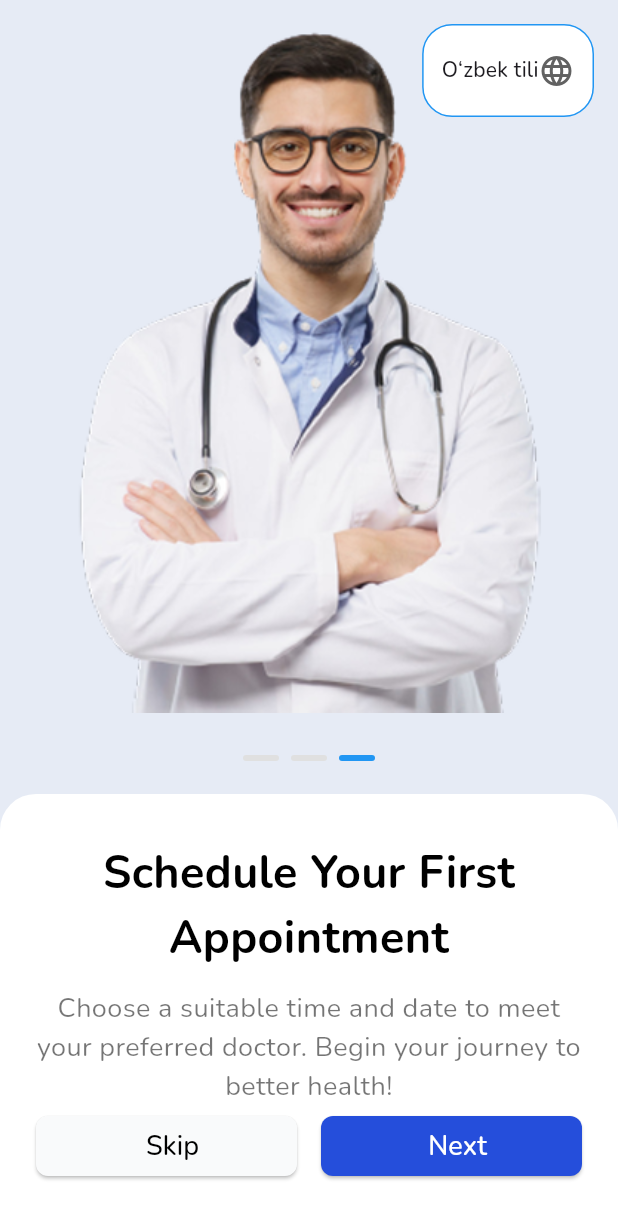
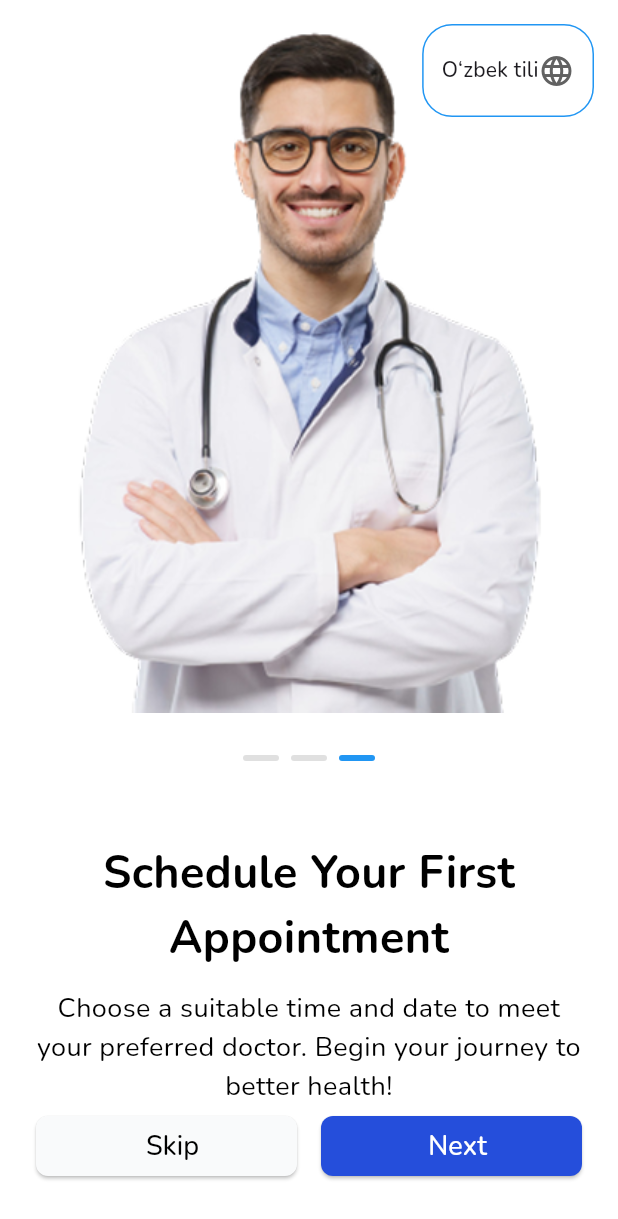
Before and after one commit to Mamasoliyev/tabib_line, a Flutter app: the screen it shows after launch, after a tap on "Skip", on a phone screen of 412 x 824 dp. Shown: the top 1219 px of the screen. Run offline on Flutter 3.47's test engine with Material 3 defaults, Android fonts, the phone set to English and light mode, and no system bars; our stand-ins replace cloud_firestore, curved_navigation_bar, easy_localization, firebase_auth, firebase_core, flutter_svg and 3 more; accounts and stored records are empty.

Commit message:
Theme fixed

```diff
--- a/lib/main.dart
+++ b/lib/main.dart
@@ -63,9 +63,43 @@ class MainApp extends StatelessWidget {
       theme: ThemeData(
         brightness: Brightness.light,
         fontFamily: 'Nunito',
+        scaffoldBackgroundColor: Colors.white,
         primarySwatch: Colors.blue,
+        appBarTheme: const AppBarTheme(
+          backgroundColor: Colors.white,
+          foregroundColor: Colors.black,
+          titleTextStyle: TextStyle(
+            color: Colors.black,
+            fontSize: 20,
+            fontWeight: FontWeight.bold,
+          ),
+        ),
+        textTheme: const TextTheme(
+          bodyMedium: TextStyle(color: Colors.black),
+          bodyLarge: TextStyle(color: Colors.black),
+          headlineMedium: TextStyle(color: Colors.black),
+        ),
       ),
-      darkTheme: ThemeData(brightness: Brightness.dark, fontFamily: 'Nunito'),
+      darkTheme: ThemeData(
+        brightness: Brightness.dark,
+        fontFamily: 'Nunito',
+        scaffoldBackgroundColor: const Color(0xFF020E22),
+        appBarTheme: const AppBarTheme(
+          backgroundColor: Color(0xFF020E22),
+          foregroundColor: Colors.white,
+          titleTextStyle: TextStyle(
+            color: Colors.white,
+            fontSize: 20,
+            fontWeight: FontWeight.bold,
+          ),
+        ),
+        textTheme: const TextTheme(
+          bodyMedium: TextStyle(color: Colors.white),
+          bodyLarge: TextStyle(color: Colors.white),
+          headlineMedium: TextStyle(color: Colors.white),
+        ),
+        colorScheme: const ColorScheme.dark().copyWith(primary: Colors.blue),
+      ),
       themeMode: themeProvider.themeMode,
       onGenerateRoute: (settings) {
         switch (settings.name) {
--- a/lib/view/screens/home_screen.dart
+++ b/lib/view/screens/home_screen.dart
@@ -35,7 +35,7 @@ class _HomeScreenState extends State<HomeScreen> {
   @override
   Widget build(BuildContext context) {
     return Scaffold(
-      backgroundColor: Colors.white,
+      // backgroundColor: Colors.white,
       body: SafeArea(
         child: Padding(
           padding: const EdgeInsets.all(16.0),
--- a/lib/view/screens/onboarding_screen.dart
+++ b/lib/view/screens/onboarding_screen.dart
@@ -35,7 +35,7 @@ class _OnboardingScreenState extends State<OnboardingScreen> {
   @override
   Widget build(BuildContext context) {
     return Scaffold(
-      backgroundColor: const Color(0xFFE6EBF5),
+      // backgroundColor: const Color(0xFFE6EBF5),
       body: SafeArea(
         child: Stack(
           children: [
@@ -96,7 +96,7 @@ class _OnboardingScreenState extends State<OnboardingScreen> {
                       vertical: 16,
                     ),
                     decoration: const BoxDecoration(
-                      color: Colors.white,
+                      // color: Colors.white,
                       borderRadius: BorderRadius.only(
                         topLeft: Radius.circular(24),
                         topRight: Radius.circular(24),
@@ -111,7 +111,7 @@ class _OnboardingScreenState extends State<OnboardingScreen> {
                           style: const TextStyle(
                             fontSize: 30,
                             fontWeight: FontWeight.bold,
-                            color: Colors.black,
+                            // color: Colors.black,
                           ),
                           textAlign: TextAlign.center,
                         ),
@@ -120,7 +120,7 @@ class _OnboardingScreenState extends State<OnboardingScreen> {
                           text2[_currentIndex],
                           style: const TextStyle(
                             fontSize: 18,
-                            color: Colors.black54,
+                            // color: Colors.black54,
                           ),
                           textAlign: TextAlign.center,
                         ),
@@ -174,7 +174,7 @@ class _OnboardingScreenState extends State<OnboardingScreen> {
                     vertical: 6,
                   ),
                   decoration: BoxDecoration(
-                    color: Colors.white,
+                    // color: Colors.white,
                     borderRadius: BorderRadius.circular(20),
                     border: Border.all(color: Colors.blue, width: 1),
                   ),
--- a/lib/view/screens/splash_screen.dart
+++ b/lib/view/screens/splash_screen.dart
@@ -32,7 +32,7 @@ class _SplashScreenState extends State<SplashScreen> {
     return Scaffold(
       body: Container(
         alignment: Alignment.center,
-        color: Colors.white,
+        // color: Colors.white,
         width: double.infinity,
         height: double.infinity,
         child: Center(
@@ -60,7 +60,7 @@ class _SplashScreenState extends State<SplashScreen> {
                     style: const TextStyle(
                       fontSize: 40,
                       fontWeight: FontWeight.bold,
-                      color: Colors.black,
+                      // color: Colors.black,
                       fontFamily: 'Nunito',
                     ),
                   ),
```
